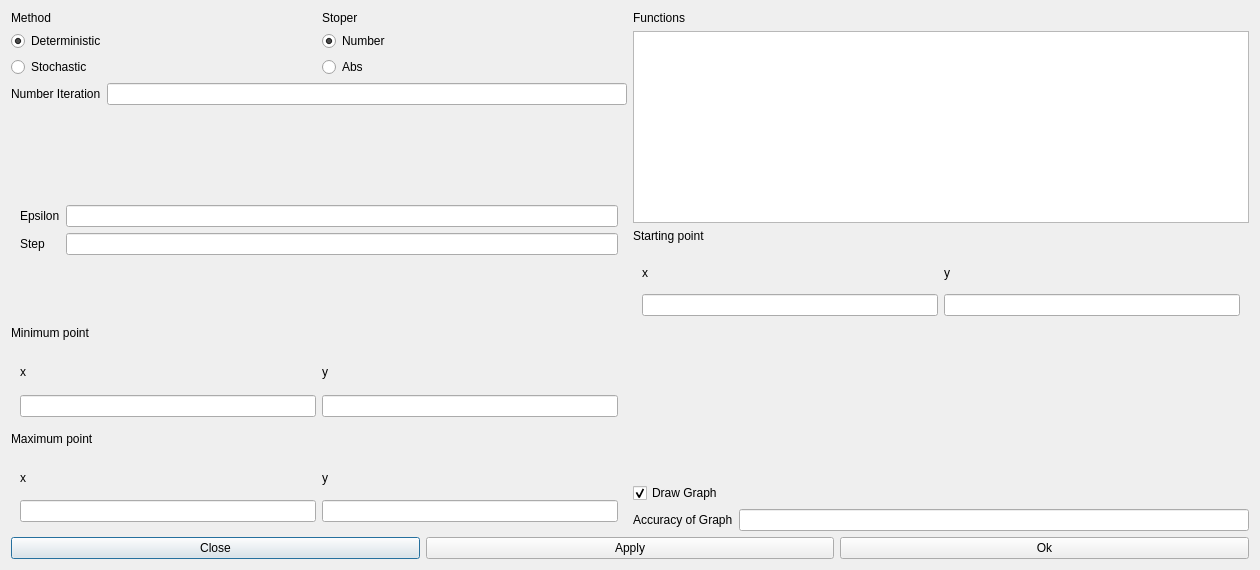
Qt form src/settings.ui (UnicornRed/MathOptimization) before a commit.
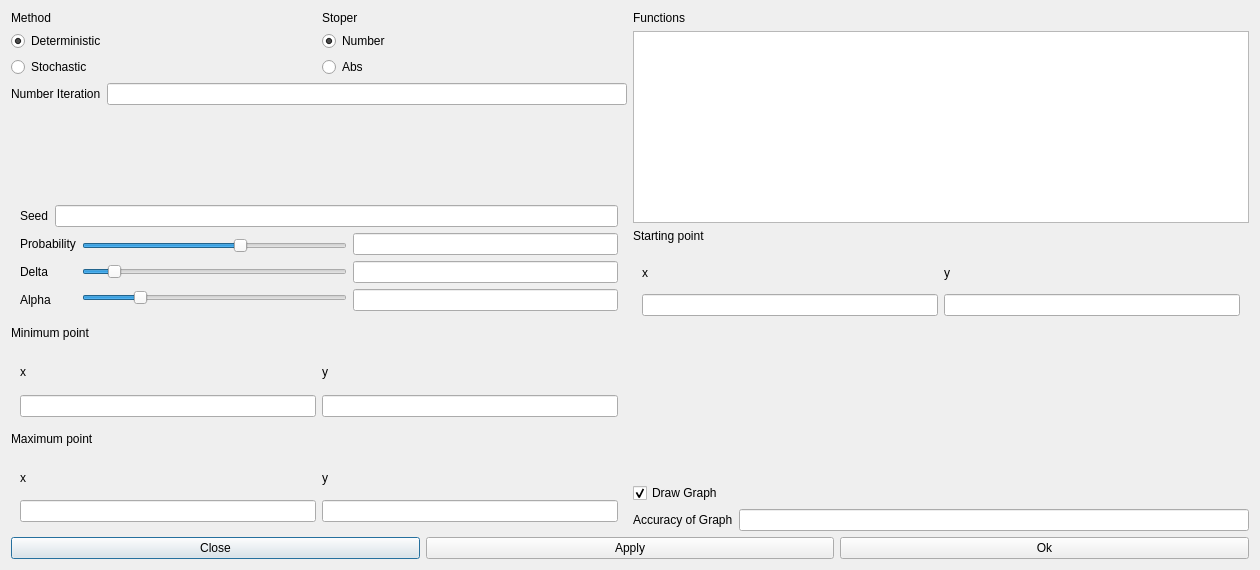
The same form after that commit. The open tabs and pages were chosen to show the change.

```diff
--- a/src/settings.ui
+++ b/src/settings.ui
@@ -212,7 +212,7 @@
              </item>
             </layout>
            </widget>
-           <widget class="QWidget" name="page_2">
+           <widget class="QWidget" name="page_6">
             <layout class="QHBoxLayout" name="horizontalLayout_17">
              <item>
               <layout class="QVBoxLayout" name="verticalLayout_16">
```
Left out of the diff: 8 changed lines with no effect on the pictures.
